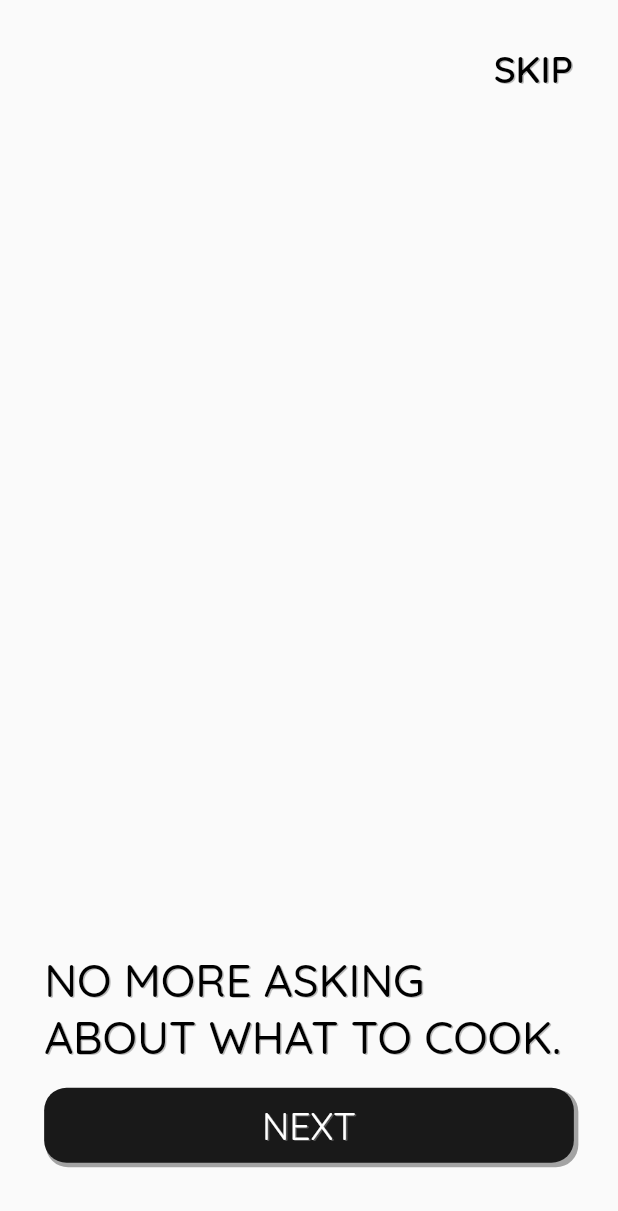
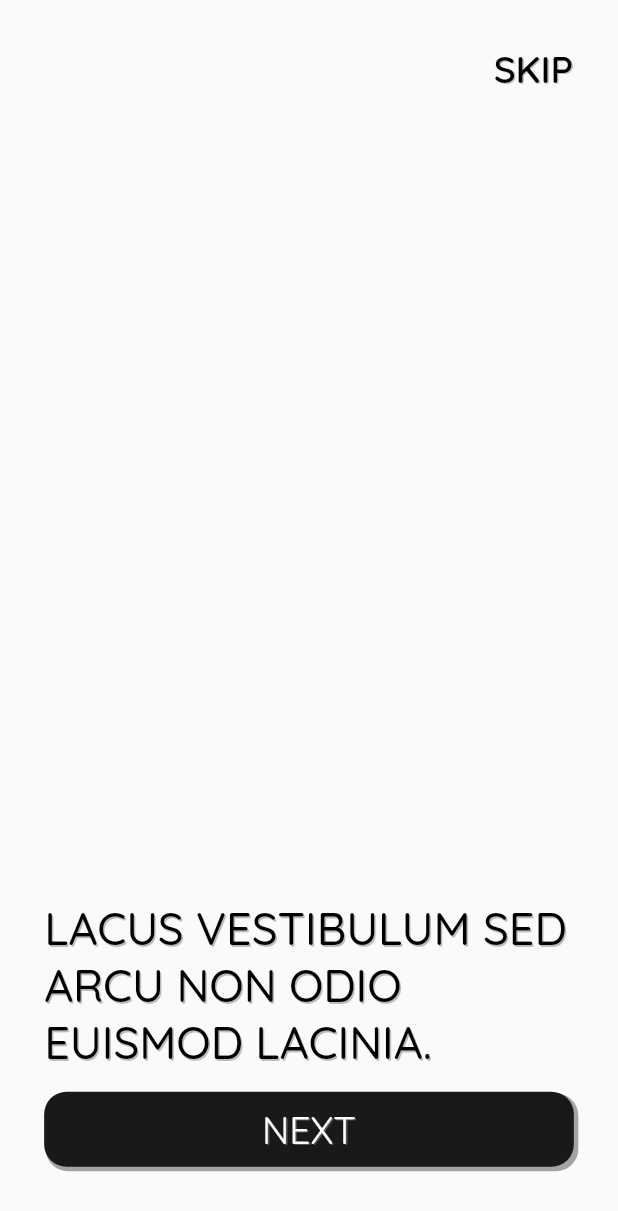
Before and after one commit to MohammadKN/recipes, a Flutter app: the screen it shows after launch, after a tap on "SKIP", on a phone screen of 412 x 824 dp. Shown: the top 1211 px of the screen. Run offline on Flutter 3.47's test engine with Material 2 defaults, Android fonts, the phone set to English and light mode, and no system bars; drawn by our look-alikes of auto_size_text; our stand-ins replace cloud_firestore, firebase_auth, firebase_core, firebase_storage, fluttertoast, google_fonts and 1 more; accounts and stored records are empty; project files that could hold a hidden picture were left out.

Commit message:
Fixed known bugs

```diff
--- a/lib/screens/add_recipe.dart
+++ b/lib/screens/add_recipe.dart
@@ -75,7 +75,7 @@ class _AddRecipePageState extends State<AddRecipePage> {
                       mainAxisSize: MainAxisSize.min,
                       children: [
 
-                        CircularAvatar(screenHeight / 11, _recipeImage),
+                        //CircularAvatar(screenHeight / 11, _recipeImage),
                         TextField(
                           controller: nameCont,
                           textInputAction: TextInputAction.next,
--- a/lib/screens/join_community.dart
+++ b/lib/screens/join_community.dart
@@ -1,5 +1,7 @@
+import 'package:auto_size_text/auto_size_text.dart';
 import 'package:flutter/cupertino.dart';
 import 'package:flutter/material.dart';
+import 'package:google_fonts/google_fonts.dart';
 import 'package:recipes/components/components.dart';
 import 'package:recipes/functions/functions.dart';
 import 'package:recipes/screens/register.dart';
@@ -69,10 +71,21 @@ class _JoinCommunityPageState extends State<JoinCommunityPage> with TickerProvid
                             offset: Offset(0.0, joinAnimationController.value*250),
                             child: child,);
                         },
-                        child: CustomizableText(
-                          content: "NO MORE ASKING ABOUT WHAT TO COOK.",
-                          fontWeight: FontWeight.w500,
-                          fontSize: 30.0,
+                        child: AutoSizeText("Lacus vestibulum sed arcu non odio euismod lacinia.".toUpperCase(),
+                          style: GoogleFonts.quicksand(
+                            fontWeight: FontWeight.w500,
+                            color: Colors.black,
+                            fontSize: 30,
+                            shadows: [
+                              BoxShadow(
+                                color: Colors.black.withOpacity(0.25),
+                                blurRadius: 0,
+                                offset: Offset(1,1),
+                                spreadRadius: 0,
+                              ),
+                            ],
+                          ),
+                          maxLines: 4,
                         ),
                       ),
                     ),
--- a/lib/screens/start_up1.dart
+++ b/lib/screens/start_up1.dart
@@ -1,4 +1,6 @@
+import 'package:auto_size_text/auto_size_text.dart';
 import 'package:flutter/material.dart';
+import 'package:google_fonts/google_fonts.dart';
 import 'package:recipes/components/components.dart';
 import 'package:recipes/functions/functions.dart';
 import 'package:recipes/screens/join_community.dart';
@@ -54,10 +56,22 @@ class _StartUpPage1State extends State<StartUpPage1> with TickerProviderStateMix
                           offset: Offset(0.0, startup1AnimationController.value*250),
                           child: child,);
                       },
-                      child: CustomizableText(
-                        content: "NO MORE ASKING ABOUT WHAT TO COOK.",
-                        fontWeight: FontWeight.w500,
-                        fontSize: 30.0,
+                      child: AutoSizeText(
+                        "Lorem ipsum dolor sit amet, consectetur adipiscing elit.".toUpperCase(),
+                        style: GoogleFonts.quicksand(
+                          fontWeight: FontWeight.w500,
+                          color: Colors.black,
+                          fontSize: 30,
+                          shadows: [
+                            BoxShadow(
+                              color: Colors.black.withOpacity(0.25),
+                              blurRadius: 0,
+                              offset: Offset(1,1),
+                              spreadRadius: 0,
+                            ),
+                          ],
+                        ),
+                        maxLines: 3,
                       ),
                     ),
                   ),
--- a/lib/screens/start_up2.dart
+++ b/lib/screens/start_up2.dart
@@ -68,7 +68,8 @@ class _StartUpPage2State extends State<StartUpPage2> with TickerProviderStateMix
                             offset: Offset(0.0, startup2AnimationController.value*250),
                             child: child,);
                         },
-                        child: AutoSizeText("YOUR WAY TO COOK THE BEST RECIPES FOR YOUR CHILDREN",
+                        child: AutoSizeText(
+                          "sed do eiusmod tempor incididunt ut labore et dolore magna aliqua.".toUpperCase(),
                           style: GoogleFonts.quicksand(
                             fontWeight: FontWeight.w500,
                             color: Colors.black,
```
Also changed, not shown: lib/screens/login.dart (+9 -1 lines), lib/screens/register.dart (+12 -1 lines).
